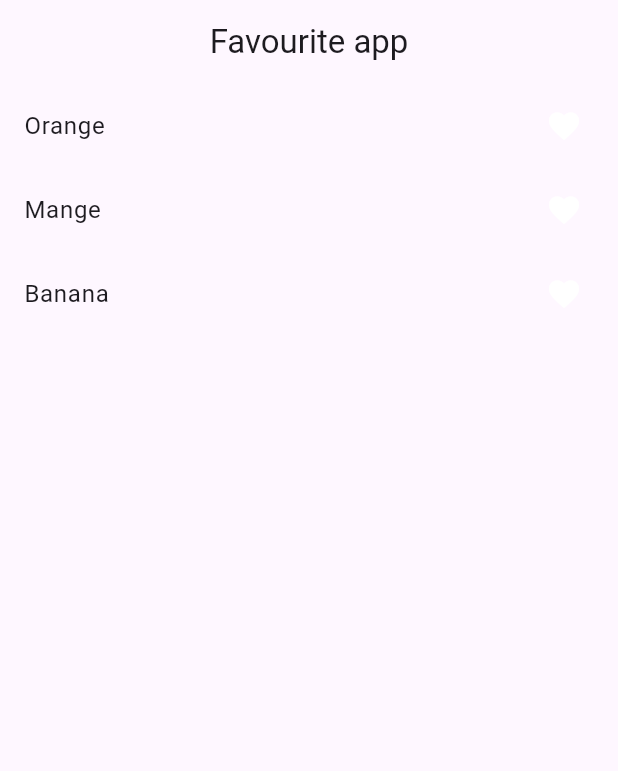
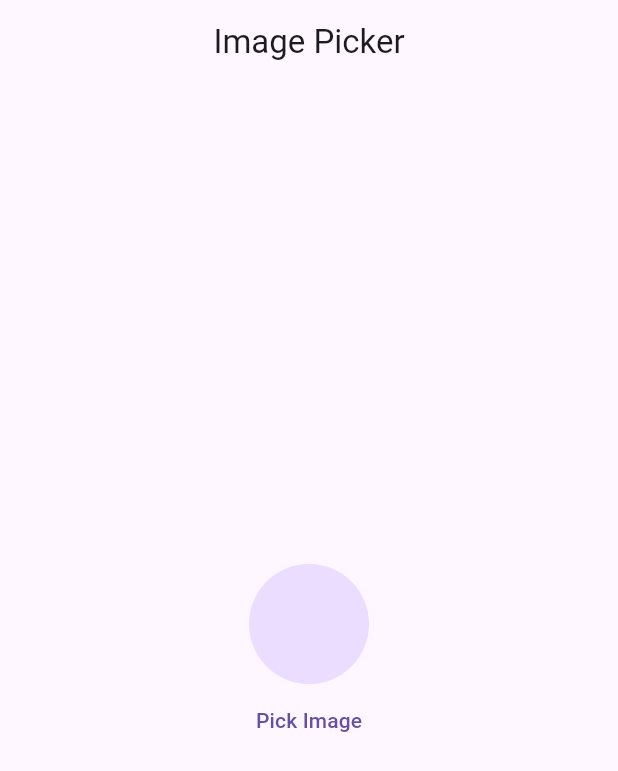
Before and after one commit to huzaifa-huzzi/Getx-Tutorials, a Flutter app: the screen it shows after launch, on a phone screen of 412 x 824 dp. Shown: the top 771 px of the screen. Run offline on Flutter 3.47's test engine with Material 3 defaults, Android fonts, the phone set to English and light mode, and no system bars; our stand-ins replace get, image_picker.

```diff
--- /dev/null
+++ b/lib/Controller/ImageController.dart
@@ -0,0 +1,23 @@
+
+
+import 'package:get/get.dart';
+import 'package:image_picker/image_picker.dart';
+
+class ImageController extends GetxController {
+
+  RxString imagePath =''.obs;
+
+
+  Future getImage()async{
+    final  _picker = ImagePicker();
+    final image = await _picker.pickImage(source:ImageSource.gallery);
+
+    if(image != null){
+      imagePath.value = image.path.toString();
+    }
+
+
+  }
+
+
+}
--- /dev/null
+++ b/lib/Image Picker.dart
@@ -0,0 +1,45 @@
+import 'dart:io';
+
+import 'package:flutter/material.dart';
+import 'package:get/get.dart';
+import 'package:getx_dart/Controller/ImageController.dart';
+
+class ImagePicker extends StatefulWidget {
+  const ImagePicker({super.key});
+
+  @override
+  State<ImagePicker> createState() => _ImagePickerState();
+}
+
+class _ImagePickerState extends State<ImagePicker> {
+
+  final controller = Get.put(ImageController());
+
+  @override
+  Widget build(BuildContext context) {
+    return Scaffold(
+      appBar: AppBar(
+        title:const  Text('Image Picker'),
+        centerTitle: true,
+      ),
+      body: Obx((){
+        return Column(
+          mainAxisAlignment: MainAxisAlignment.center,
+          crossAxisAlignment: CrossAxisAlignment.center,
+          children: [
+             Center(
+               child: CircleAvatar(
+                 radius: 40,
+                 backgroundImage:controller.imagePath.isNotEmpty ? FileImage(File(controller.imagePath.toString())) : null,
+               ),
+             ),
+            TextButton(onPressed: (){
+              controller.getImage();
+
+            }, child:const  Text('Pick Image'))
+          ],
+        );
+      }),
+    );
+  }
+}
--- a/lib/main.dart
+++ b/lib/main.dart
@@ -3,6 +3,7 @@ import 'package:get/get.dart';
 import 'package:get/get_navigation/get_navigation.dart';
 import 'package:getx_dart/Favourite.dart';
 import 'package:getx_dart/HomeScreen.dart';
+import 'package:getx_dart/Image%20Picker.dart';
 import 'package:getx_dart/Languages.dart';
 import 'package:getx_dart/Screen_one.dart';
 
@@ -21,7 +22,7 @@ class MyApp extends StatelessWidget {
       translations: Languages(),
       fallbackLocale:const  Locale('en_US'),
       locale:const  Locale('en_US'),
-      home:const Favourite() ,
+      home:const ImagePicker() ,
       getPages: [
         GetPage(name: '/', page: () =>const  HomeScreen()),
         GetPage(name: '/ScreenOne', page: () =>  ScreenOne())
--- a/pubspec.yaml
+++ b/pubspec.yaml
@@ -36,6 +36,7 @@ dependencies:
   # Use with the CupertinoIcons class for iOS style icons.
   cupertino_icons: ^1.0.6
   get: ^4.6.6
+  image_picker:
 
 dev_dependencies:
   flutter_test:
```
Also changed, not shown: pubspec.lock, 2 other files.
